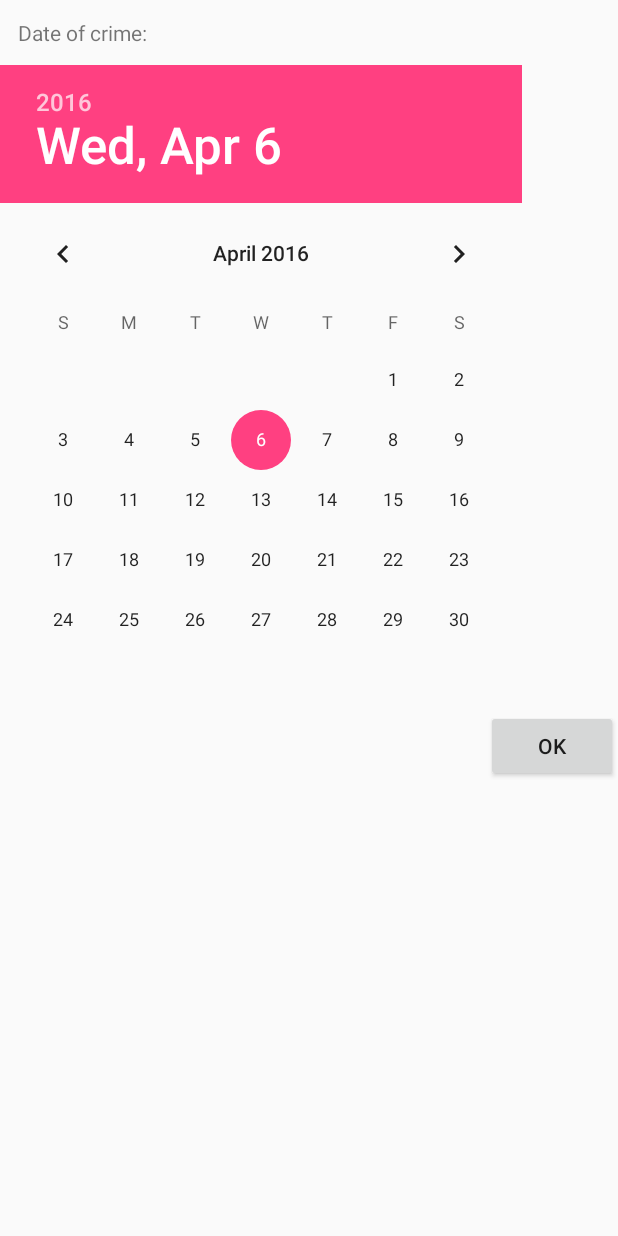
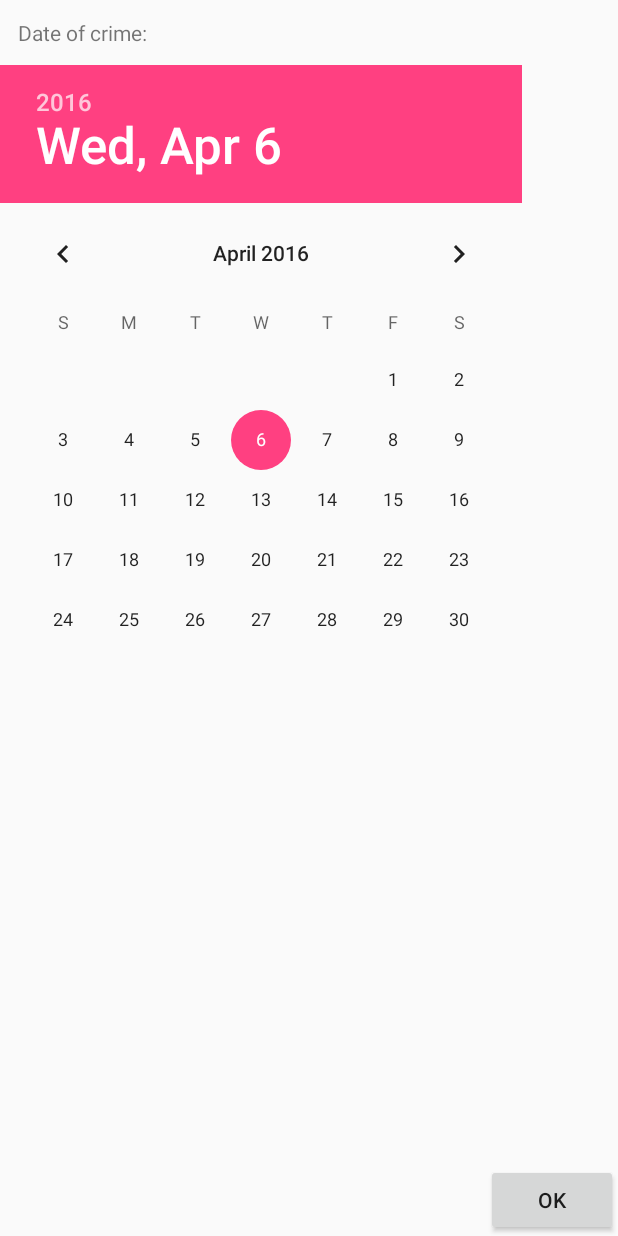
Before and after one commit to NicolasUA/CriminalIntent, an Android app: the DatePickerFragment screen opened directly, with no data from a screen before it, on a phone screen of 412 x 824 dp. Run offline under Robolectric (Android 15) with nearby library versions, the phone set to English and light mode, and no system bars; 1 statement that could not run was skipped.

Commit message:
Date and time picker size fix

```diff
--- a/app/src/main/res/layout/dialog_date.xml
+++ b/app/src/main/res/layout/dialog_date.xml
@@ -5,7 +5,8 @@
     android:id="@+id/dialog_date"
     android:orientation="vertical"
     android:layout_width="match_parent"
-    android:layout_height="wrap_content">
+    android:layout_height="wrap_content"
+    android:weightSum="10">
 
     <TextView
         android:id="@+id/dialog_date_title_text_view"
@@ -17,8 +18,9 @@
     <DatePicker
         android:id="@+id/dialog_date_date_picker"
         android:layout_width="match_parent"
-        android:layout_height="wrap_content"
-        android:calendarViewShown="false"/>
+        android:layout_height="0dp"
+        android:calendarViewShown="false"
+        android:layout_weight="10"/>
 
     <Button
         android:id="@+id/dialog_date_ok_button"
```
Also changed, not shown: app/src/main/res/layout/dialog_time.xml (+5 -3 lines), app/src/main/res/values-large/refs.xml (renamed from app/src/main/res/values-sw600dp/refs.xml).
